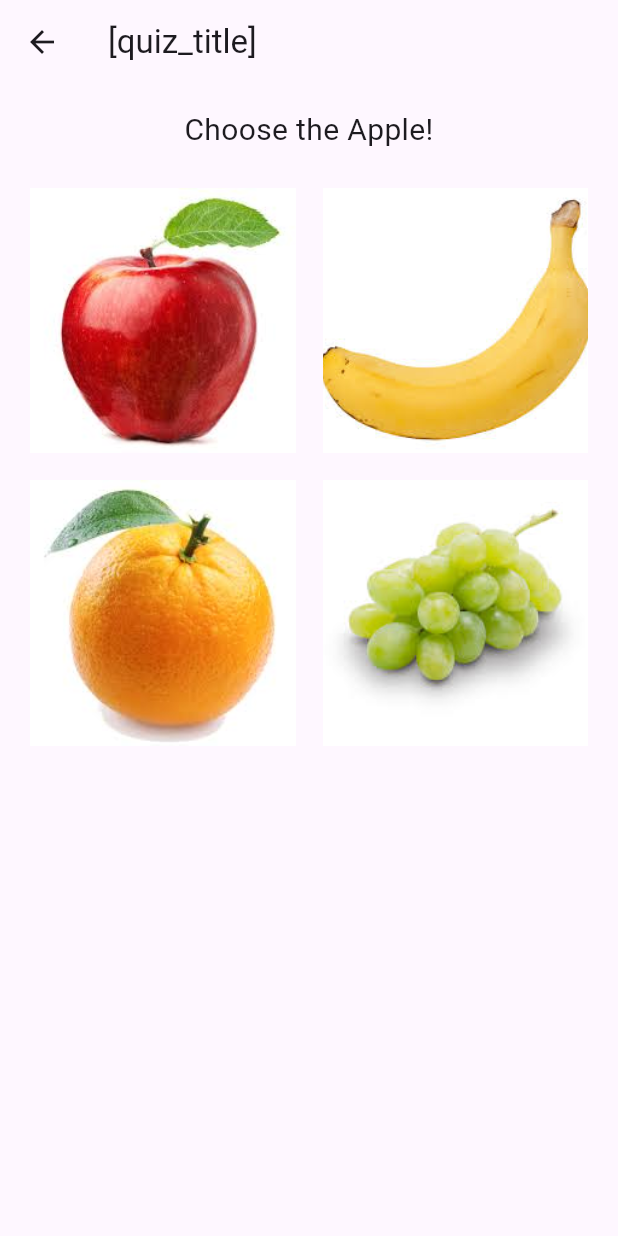
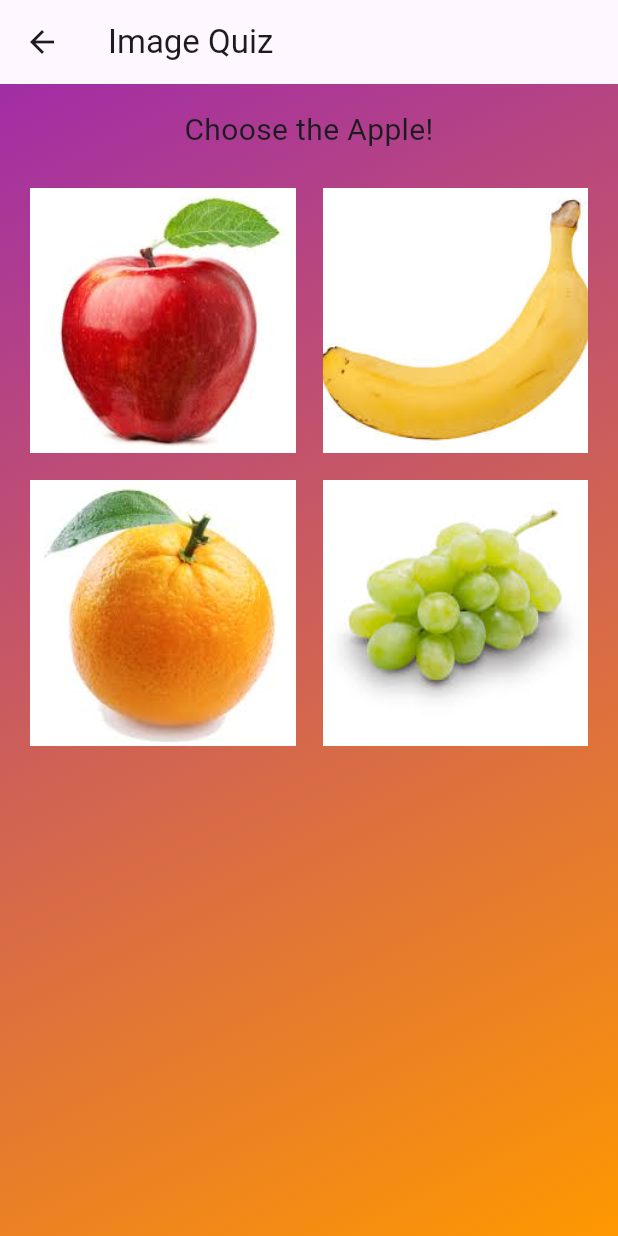
Before and after one commit to wiangrob88/wian-quiz-game, a Flutter app: the screen it shows after launch, after a tap on "English", after a tap on "Start Game", on a phone screen of 412 x 824 dp. Run offline on Flutter 3.47's test engine with Material 3 defaults, Android fonts, the phone set to English and light mode, and no system bars.

Commit message:
Added global gradient background to all screens

```diff
--- a/lib/main.dart
+++ b/lib/main.dart
@@ -1,8 +1,59 @@
 import 'package:flutter/material.dart';
-
 
 void main() => runApp(const ImageQuizApp());
 
+/// ---------------- GRADIENT THEME EXTENSION ----------------
+class AppGradients extends ThemeExtension<AppGradients> {
+  final LinearGradient background;
+
+  const AppGradients({required this.background});
+
+  @override
+  AppGradients copyWith({LinearGradient? background}) {
+    return AppGradients(
+      background: background ?? this.background,
+    );
+  }
+
+  @override
+  AppGradients lerp(ThemeExtension<AppGradients>? other, double t) {
+    if (other is! AppGradients) return this;
+    return AppGradients(
+      background: LinearGradient.lerp(background, other.background, t)!,
+    );
+  }
+}
+
+/// ---------------- GRADIENT SCAFFOLD ----------------
+class GradientScaffold extends StatelessWidget {
+  final PreferredSizeWidget? appBar;
+  final Widget body;
+  final Widget? floatingActionButton;
+
+  const GradientScaffold({
+    Key? key,
+    this.appBar,
+    required this.body,
+    this.floatingActionButton,
+  }) : super(key: key);
+
+  @override
+  Widget build(BuildContext context) {
+    final gradient = Theme.of(context).extension<AppGradients>()!.background;
+
+    return Container(
+      decoration: BoxDecoration(gradient: gradient),
+      child: Scaffold(
+        backgroundColor: Colors.transparent,
+        appBar: appBar,
+        body: body,
+        floatingActionButton: floatingActionButton,
+      ),
+    );
+  }
+}
+
+/// ---------------- APP ROOT ----------------
 class ImageQuizApp extends StatelessWidget {
   const ImageQuizApp({super.key});
 
@@ -10,6 +61,17 @@ class ImageQuizApp extends StatelessWidget {
   Widget build(BuildContext context) {
     return MaterialApp(
       title: 'Image Quiz',
+      theme: ThemeData(
+        extensions: <ThemeExtension<dynamic>>[
+          const AppGradients(
+            background: LinearGradient(
+              colors: [Colors.purple, Colors.orange],
+              begin: Alignment.topLeft,
+              end: Alignment.bottomRight,
+            ),
+          ),
+        ],
+      ),
       home: const LanguagePage(),
     );
   }
@@ -31,6 +93,7 @@ const translations = {
     'score': 'Score',
     'correct': 'Correct!',
     'wrong': 'Wrong!',
+    'quiz_title': 'Image Quiz',
   },
   'Afrikaans': {
     'menu_title': 'Beeldvasvra Kieslys',
@@ -44,6 +107,7 @@ const translations = {
     'score': 'Punte',
     'correct': 'Reg!',
     'wrong': 'Verkeerd!',
+    'quiz_title': 'Beeldvasvra',
   },
   'Zulu': {
     'menu_title': 'Imenyu Yombuzo Wezithombe',
@@ -57,11 +121,11 @@ const translations = {
     'score': 'Amaphuzu',
     'correct': 'Kulungile!',
     'wrong': 'Akulungile!',
+    'quiz_title': 'Umbuzo Wezithombe',
   },
 };
 
 String tr(String lang, String key) {
-  // Try the requested language, then English, then a placeholder
   return translations[lang]?[key] ??
       translations['English']?[key] ??
       '[$key]';
@@ -73,7 +137,7 @@ class LanguagePage extends StatelessWidget {
 
   @override
   Widget build(BuildContext context) {
-    return Scaffold(
+    return GradientScaffold(
       appBar: AppBar(title: const Text('Choose Language')),
       body: Center(
         child: Column(
@@ -107,7 +171,7 @@ class MenuPage extends StatelessWidget {
 
   @override
   Widget build(BuildContext context) {
-    return Scaffold(
+    return GradientScaffold(
       appBar: AppBar(title: Text(tr(selectedLanguage, 'menu_title'))),
       body: Center(
         child: Column(
@@ -213,19 +277,23 @@ class _QuizPageState extends State<QuizPage> {
     });
   }
 
+
+
 @override
 Widget build(BuildContext context) {
   final lang = widget.selectedLanguage;
 
   if (currentQuestion >= questions.length) {
-      return Scaffold(
+    return GradientScaffold(
       body: Center(
         child: Column(
           mainAxisAlignment: MainAxisAlignment.center,
           children: [
-              Text('${tr(lang, 'finished')}\n${tr(lang, 'score')}: $score/${questions.length}',
+            Text(
+              '${tr(lang, 'finished')}\n${tr(lang, 'score')}: $score/${questions.length}',
               textAlign: TextAlign.center,
-                  style: const TextStyle(fontSize: 24)),
+              style: const TextStyle(fontSize: 24),
+            ),
             const SizedBox(height: 20),
             ElevatedButton(onPressed: retryQuiz, child: Text(tr(lang, 'retry'))),
             const SizedBox(height: 10),
@@ -241,15 +309,21 @@ class _QuizPageState extends State<QuizPage> {
 
   final question = questions[currentQuestion];
 
-    return Scaffold(
+  return GradientScaffold(
     appBar: AppBar(title: Text(tr(lang, 'quiz_title'))),
-      body: Padding(
+    body: Container(
+      width: double.infinity, // ensures full width
+      height: double.infinity, // ensures full height
+      color: Colors.transparent, // let gradient show through
+      child: Padding(
         padding: const EdgeInsets.all(16.0),
         child: Column(
           children: [
-            Text(question.getText(lang),
+            Text(
+              question.getText(lang),
               style: const TextStyle(fontSize: 20),
-                textAlign: TextAlign.center),
+              textAlign: TextAlign.center,
+            ),
             const SizedBox(height: 20),
             Expanded(
               child: GridView.builder(
@@ -276,8 +350,10 @@ class _QuizPageState extends State<QuizPage> {
                           border: Border.all(color: borderColor, width: 4),
                           borderRadius: BorderRadius.circular(8),
                         ),
-                        child: Image.asset(question.imagePaths[index],
-                            fit: BoxFit.cover),
+                        child: Image.asset(
+                          question.imagePaths[index],
+                          fit: BoxFit.cover,
+                        ),
                       ),
                     ),
                   );
@@ -306,8 +382,7 @@ class _QuizPageState extends State<QuizPage> {
           ],
         ),
       ),
+    ),
   );
 }
-
-
 }
```
Lines whose indentation alone changed are shown as unchanged.
